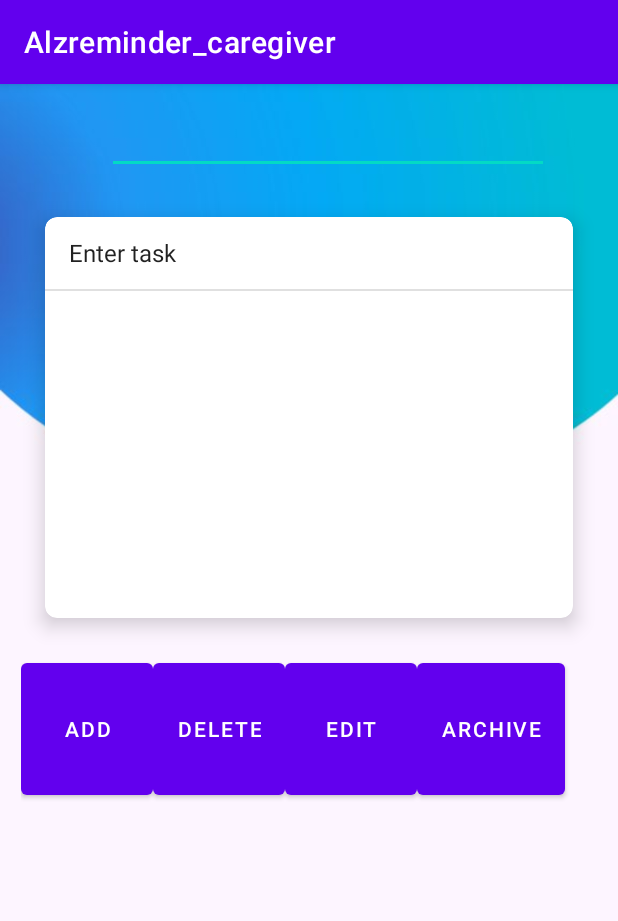
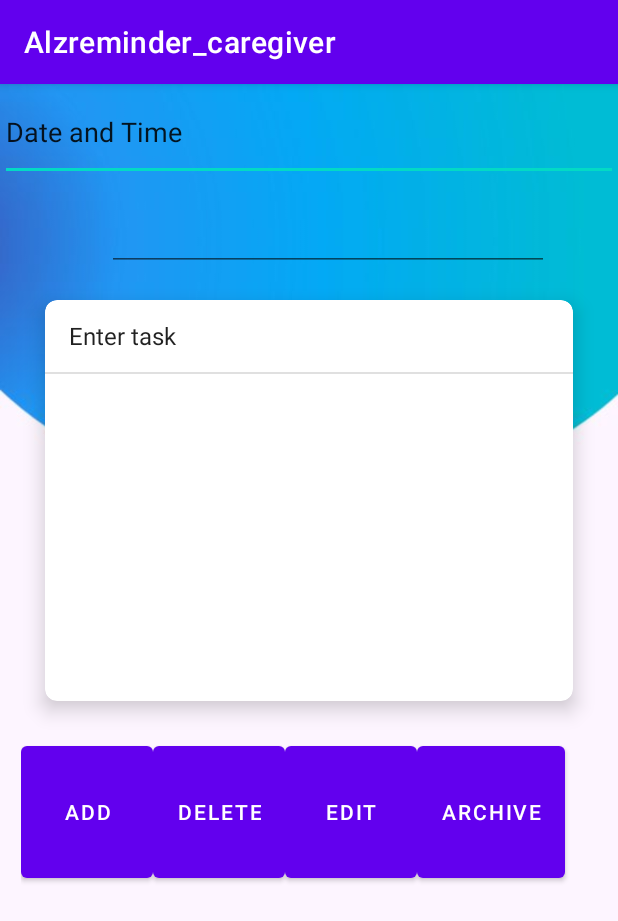
Before and after one commit to jacobspettigrew/AlzRemindersCaretaker, an Android app: the MainTask screen opened directly, with no data from a screen before it, after a tap on "EDIT", on a phone screen of 412 x 824 dp. Shown: the top 921 px of the screen. Run offline under Robolectric (Android 15) with nearby library versions, the phone set to English and light mode, and no system bars; libraries missing offline, so code that uses them is left out: com.parse; 3 statements that could not run were skipped; 1 other tap on this screen came first.

Commit message:
Implemented Date and Time Dialogue

```diff
--- a/app/build.gradle
+++ b/app/build.gradle
@@ -55,6 +55,9 @@ dependencies {
     androidTestImplementation 'androidx.test.ext:junit:1.1.2'
     androidTestImplementation 'androidx.test.espresso:espresso-core:3.3.0'
     implementation "com.github.parse-community.Parse-SDK-Android:parse:1.25.0"
+
+    implementation 'com.github.jakebonk:NotifyMe:1.0.1'
+    implementation 'com.wdullaer:materialdatetimepicker:4.2.3'
 }
 
 repositories {
--- a/app/src/main/AndroidManifest.xml
+++ b/app/src/main/AndroidManifest.xml
@@ -12,6 +12,7 @@
         android:usesCleartextTraffic="true"
 
         >
+
         <activity android:name=".App">
             <intent-filter>
                 <action android:name="android.intent.action.MAIN" />
--- a/app/src/main/res/layout/carevier_tasks.xml
+++ b/app/src/main/res/layout/carevier_tasks.xml
@@ -8,6 +8,15 @@
     android:background="@drawable/bg1"
     android:weightSum="10"
     tools:context=".MainTask">
+
+    <EditText
+        android:id="@+id/dateTimeInput"
+        android:layout_width="match_parent"
+        android:layout_height="wrap_content"
+        android:layout_weight="2"
+        android:ems="10"
+        android:inputType="none"
+        android:text="Date and Time" />
 
     <RelativeLayout
         android:layout_width="match_parent"
@@ -48,6 +57,7 @@
         </ListView>
 
     </androidx.cardview.widget.CardView>
+
     <GridLayout
         android:layout_width="match_parent"
         android:layout_height="287dp"
@@ -68,6 +78,8 @@
             android:id="@+id/deleteButton"
             android:layout_width="wrap_content"
             android:layout_height="100dp"
+            android:layout_row="0"
+            android:layout_column="1"
             android:text="Delete" />
 
         <Button
--- a/build.gradle
+++ b/build.gradle
@@ -16,6 +16,7 @@ allprojects {
     repositories {
         google()
         jcenter()
+        maven { url 'https://jitpack.io' }
     }
 }
 
```
Also changed, not shown: app/src/main/java/com/Alzreminder_caregiver/MainTask.java (+44 -3 lines), 1 other file.
